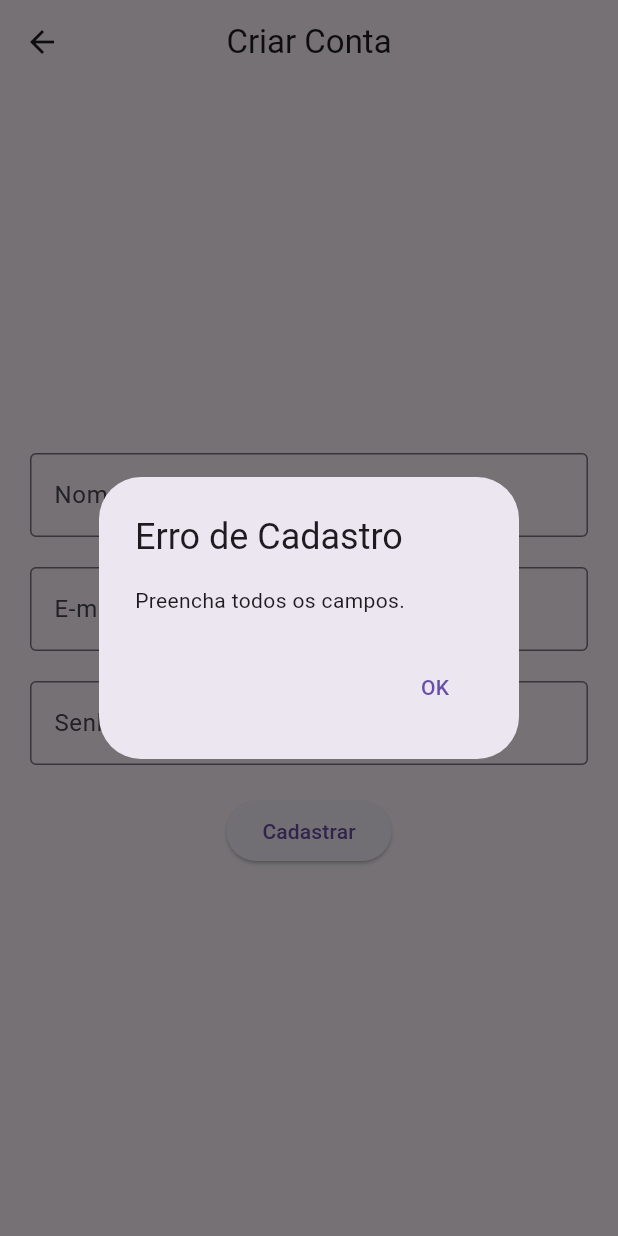
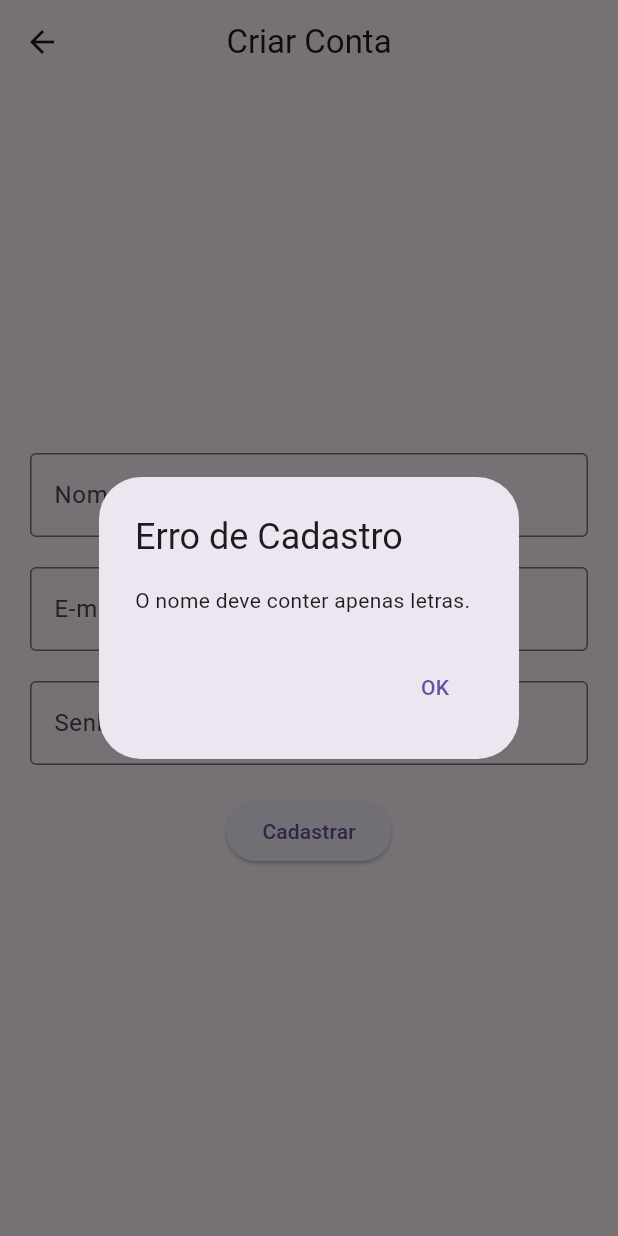
Before and after one commit to mattewsr/tarefalogin, a Flutter app: the CadastroView screen opened directly, after a tap on "Cadastrar", on a phone screen of 412 x 824 dp. Run offline on Flutter 3.47's test engine with Material 3 defaults, Android fonts, the light colour scheme and no system bars; our stand-ins replace device_preview, shared_preferences; accounts and stored records are empty; generated files the repository leaves out were written again.

Commit message:
atualização

```diff
--- a/lib/view/cadastro_view.dart
+++ b/lib/view/cadastro_view.dart
@@ -18,25 +18,25 @@ class _CadastroViewState extends State<CadastroView> {
     final email = _emailController.text;
     final senha = _senhaController.text;
 
-    // Validar se os campos estão preenchidos
-    if (nome.isEmpty || email.isEmpty || senha.isEmpty) {
-      showDialog(
-        context: context,
-        builder: (context) => AlertDialog(
-          title: Text('Erro de Cadastro'),
-          content: Text('Preencha todos os campos.'),
-          actions: [
-            TextButton(
-              onPressed: () {
-                Navigator.pop(context);
-              },
-              child: Text('OK'),
-            ),
-          ],
-        ),
-      );
+    // Verificar se o nome contém apenas letras
+    if (!RegExp(r'^[a-zA-Z]+$').hasMatch(nome)) {
+      _exibirAlerta('Erro de Cadastro', 'O nome deve conter apenas letras.');
       return;
     }
+
+    // Verificar se o email contém '@'
+    if (!email.contains('@')) {
+      _exibirAlerta('Erro de Cadastro', 'O e-mail deve ser válido.');
+      return;
+    }
+
+    // Verificar se a senha tem pelo menos 4 caracteres
+    if (senha.length < 4) {
+      _exibirAlerta('Erro de Cadastro', 'A senha deve conter pelo menos 4 caracteres.');
+      return;
+    }
+
+    // Continuar com o cadastro se todas as verificações passarem
 
     // Salvando os dados de cadastro no SharedPreferences
     final prefs = await SharedPreferences.getInstance();
@@ -45,19 +45,15 @@ class _CadastroViewState extends State<CadastroView> {
     await prefs.setString('senha', senha);
 
     // Exemplo de feedback ao usuário
+    _exibirAlerta('Cadastro realizado com sucesso', 'Nome: $nome\nE-mail: $email\nSenha: ${'*' * senha.length}');
+  }
+
+  void _exibirAlerta(String titulo, String mensagem) {
     showDialog(
       context: context,
       builder: (context) => AlertDialog(
-        title: Text('Cadastro realizado com sucesso'),
-        content: Column(
-          mainAxisSize: MainAxisSize.min,
-          crossAxisAlignment: CrossAxisAlignment.start,
-          children: [
-            Text('Nome: $nome'),
-            Text('E-mail: $email'),
-            Text('Senha: ${'*' * senha.length}'), // Exibe a senha com caracteres ocultos
-          ],
-        ),
+        title: Text(titulo),
+        content: Text(mensagem),
         actions: [
           TextButton(
             onPressed: () {
```
Also changed, not shown: lib/view/listas_view.dart (+11 -2 lines).
